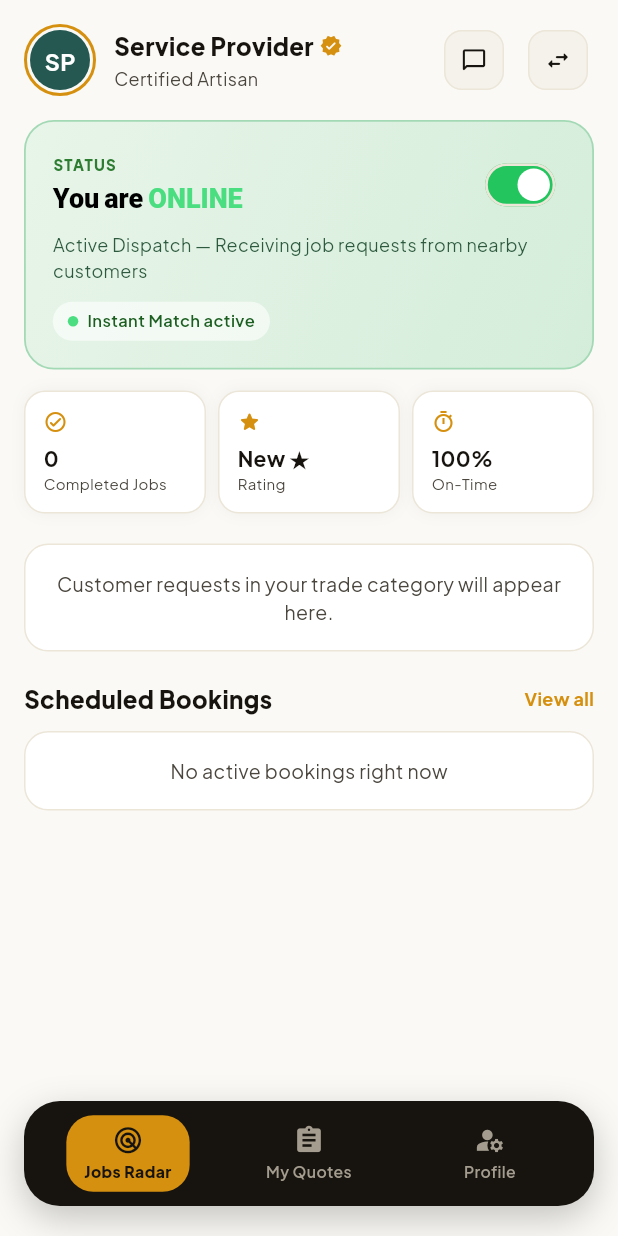
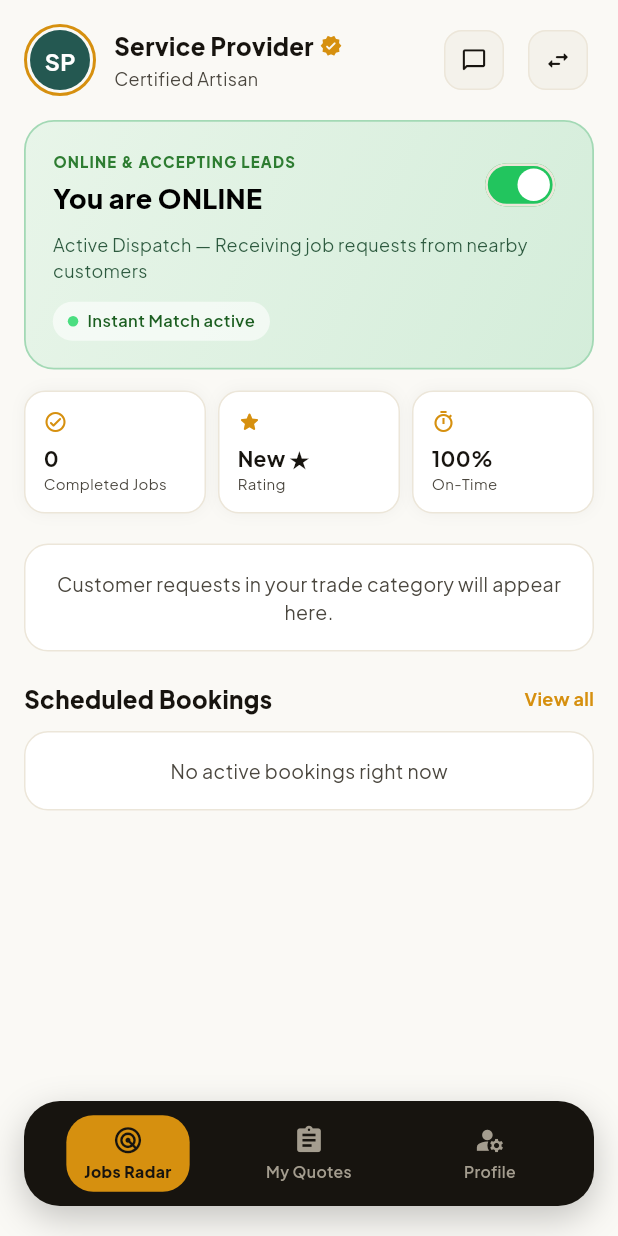
Before and after one commit to TDulanjaya/helaservice, a Flutter app: the ProviderDashboardScreen screen opened by its route, on a phone screen of 412 x 824 dp. Run offline on Flutter 3.47's test engine with Material 3 defaults, Android fonts, the phone set to English and light mode, and no system bars; our stand-ins replace cloud_firestore, firebase_auth, firebase_core, firebase_remote_config, flutter_map, geolocator and 5 more; missing offline and left inert: firebase_app_check, vector_map_tiles; accounts and stored records are empty.

Commit message:
fix theme colors and multilingual text overflows

```diff
--- a/lib/features/admin/screens/admin_profile_screen.dart
+++ b/lib/features/admin/screens/admin_profile_screen.dart
@@ -77,7 +77,7 @@ class AdminProfileScreen extends StatelessWidget {
               Text(
                 context.l10n.broadcastAlertDesc,
                 style:
-                    const TextStyle(fontSize: 12.5, color: AppColors.onSurfaceVariant),
+                    TextStyle(fontSize: 12.5, color: context.themeTextSecondary),
               ),
               const SizedBox(height: 12),
               TextField(
--- a/lib/features/admin/widgets/admin_sidebar.dart
+++ b/lib/features/admin/widgets/admin_sidebar.dart
@@ -46,7 +46,7 @@ class AdminSidebar extends StatelessWidget {
         case 4:
           return context.l10n.jobLedgerNav;
         case 5:
-          return 'Disputes & Reports';
+          return context.l10n.navDisputes;
         case 6:
           return context.l10n.navPlatformSettings;
         default:
--- a/lib/features/auth/screens/login_screen.dart
+++ b/lib/features/auth/screens/login_screen.dart
@@ -460,7 +460,7 @@ class _LoginScreenState extends State<LoginScreen> {
                 obscureText: _obscurePassword,
                 style: TextStyle(color: context.themeTextPrimary, fontSize: 14.5),
                 decoration: InputDecoration(
-                  hintText: 'Enter your password',
+                  hintText: '••••••••',
                   hintStyle: TextStyle(
                     color: context.themeTextSecondary.withValues(alpha: 0.6),
                   ),
--- a/lib/features/customer/screens/home_discovery_screen.dart
+++ b/lib/features/customer/screens/home_discovery_screen.dart
@@ -935,7 +935,7 @@ class _HomeDiscoveryScreenState extends State<HomeDiscoveryScreen> {
                 const SizedBox(height: 8),
                 StatusPill(
                   type: tech.online ? StatusPillType.online : StatusPillType.offline,
-                  label: tech.online ? 'Online & accepting leads' : context.l10n.statusOffline,
+                  label: tech.online ? context.l10n.statusOnline : context.l10n.statusOffline,
                   showDot: true,
                 ),
               ],
--- a/lib/features/customer/screens/job_quotes_screen.dart
+++ b/lib/features/customer/screens/job_quotes_screen.dart
@@ -200,7 +200,7 @@ class JobQuotesScreen extends StatelessWidget {
               ),
             const SizedBox(height: 24),
             PrimaryButton(
-              label: 'Open Live Tracking',
+              label: context.l10n.openLiveGpsTracking,
               leadingIcon: Icons.navigation,
               expand: false,
               onPressed: () async {
--- a/lib/features/customer/screens/live_tracking_screen.dart
+++ b/lib/features/customer/screens/live_tracking_screen.dart
@@ -490,9 +490,9 @@ class LiveTrackingScreen extends StatelessWidget {
                                 backgroundColor: context.themeSurface,
                                 shape: RoundedRectangleBorder(
                                     borderRadius: BorderRadius.circular(20)),
-                                title: const Text('Cancel Request',
+                                title: Text(context.l10n.cancelRequest,
                                     style:
-                                        TextStyle(fontWeight: FontWeight.w800)),
+                                        const TextStyle(fontWeight: FontWeight.w800)),
                                 content: Text(
                                     'Are you sure you want to cancel this booking request?',
                                     style: TextStyle(
@@ -501,7 +501,7 @@ class LiveTrackingScreen extends StatelessWidget {
                                   TextButton(
                                       onPressed: () =>
                                           Navigator.pop(ctx, false),
-                                      child: const Text('No')),
+                                      child: Text(context.l10n.cancel)),
                                   ElevatedButton(
                                     style: ElevatedButton.styleFrom(
                                         backgroundColor: AppColors.error,
--- a/lib/features/provider/screens/provider_dashboard_screen.dart
+++ b/lib/features/provider/screens/provider_dashboard_screen.dart
@@ -213,7 +213,7 @@ class _ProviderDashboardScreenState extends State<ProviderDashboardScreen> {
                           crossAxisAlignment: CrossAxisAlignment.start,
                           children: [
                             Text(
-                              'STATUS',
+                              context.l10n.statusOnline.toUpperCase(),
                               style: TextStyle(
                                 fontSize: 10,
                                 fontWeight: FontWeight.w800,
@@ -224,25 +224,14 @@ class _ProviderDashboardScreenState extends State<ProviderDashboardScreen> {
                               ),
                             ),
                             const SizedBox(height: 4),
-                            RichText(
-                              text: TextSpan(
-                                text: 'You are ',
+                            Text(
+                              context.l10n.youAreOnline,
                               style: TextStyle(
                                 fontSize: 18,
                                 fontWeight: FontWeight.w800,
                                 color: context.isDark
                                     ? Colors.white
                                     : Colors.black,
-                                ),
-                                children: const [
-                                  TextSpan(
-                                    text: 'ONLINE',
-                                    style: TextStyle(
-                                      color: Color(0xFF4ADE80),
-                                      fontWeight: FontWeight.w900,
-                                    ),
-                                  ),
-                                ],
                               ),
                             ),
                           ],
@@ -332,7 +321,7 @@ class _ProviderDashboardScreenState extends State<ProviderDashboardScreen> {
                           crossAxisAlignment: CrossAxisAlignment.start,
                           children: [
                             Text(
-                              'STATUS',
+                              context.l10n.statusOffline.toUpperCase(),
                               style: TextStyle(
                                 fontSize: 10,
                                 fontWeight: FontWeight.w800,
@@ -341,23 +330,12 @@ class _ProviderDashboardScreenState extends State<ProviderDashboardScreen> {
                               ),
                             ),
                             const SizedBox(height: 4),
-                            RichText(
-                              text: TextSpan(
-                                text: 'You are ',
+                            Text(
+                              context.l10n.youAreOffline,
                               style: TextStyle(
                                 fontSize: 18,
                                 fontWeight: FontWeight.w800,
                                 color: context.themeTextPrimary,
-                                ),
-                                children: [
-                                  TextSpan(
-                                    text: 'OFFLINE',
-                                    style: TextStyle(
-                                      color: context.themeTextSecondary,
-                                      fontWeight: FontWeight.w900,
-                                    ),
-                                  ),
-                                ],
                               ),
                             ),
                           ],
```
Also changed, not shown: lib/features/admin/screens/admin_complaints_screen.dart (+12 -12 lines), lib/features/admin/screens/admin_management_screen.dart (+12 -12 lines), lib/features/admin/screens/nic_verification_workspace_screen.dart (+85 -54 lines), lib/features/auth/screens/complete_profile_screen.dart (+4 -4 lines), lib/features/provider/screens/submit_quote_sheet.dart (+9 -0 lines), 2 other files. Lines whose indentation alone changed are shown as unchanged.
